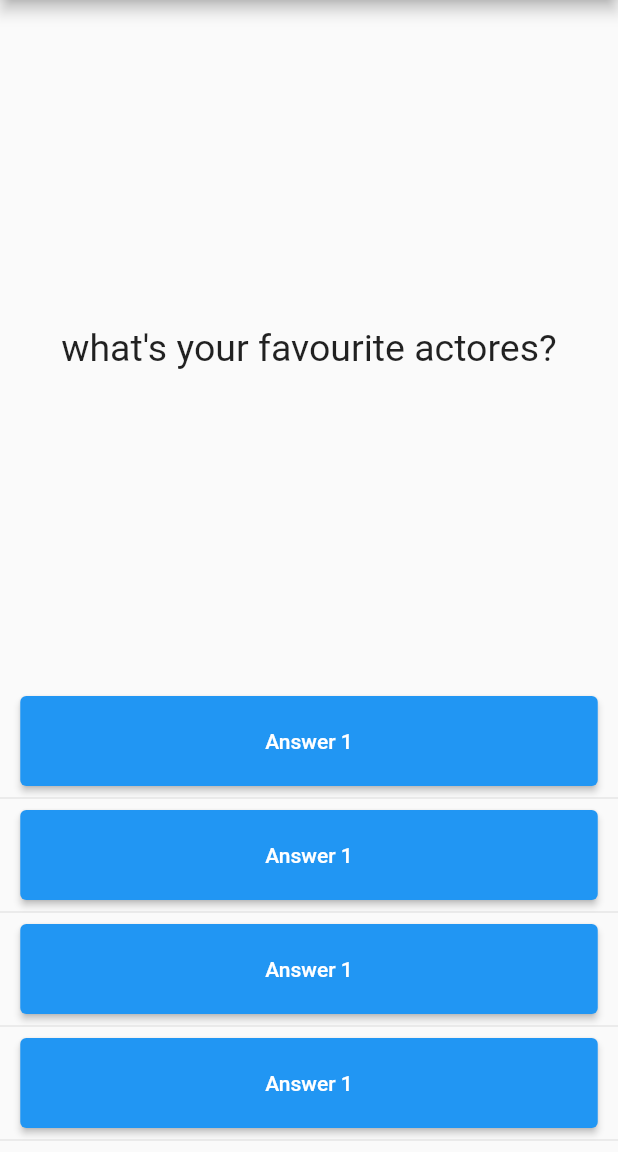
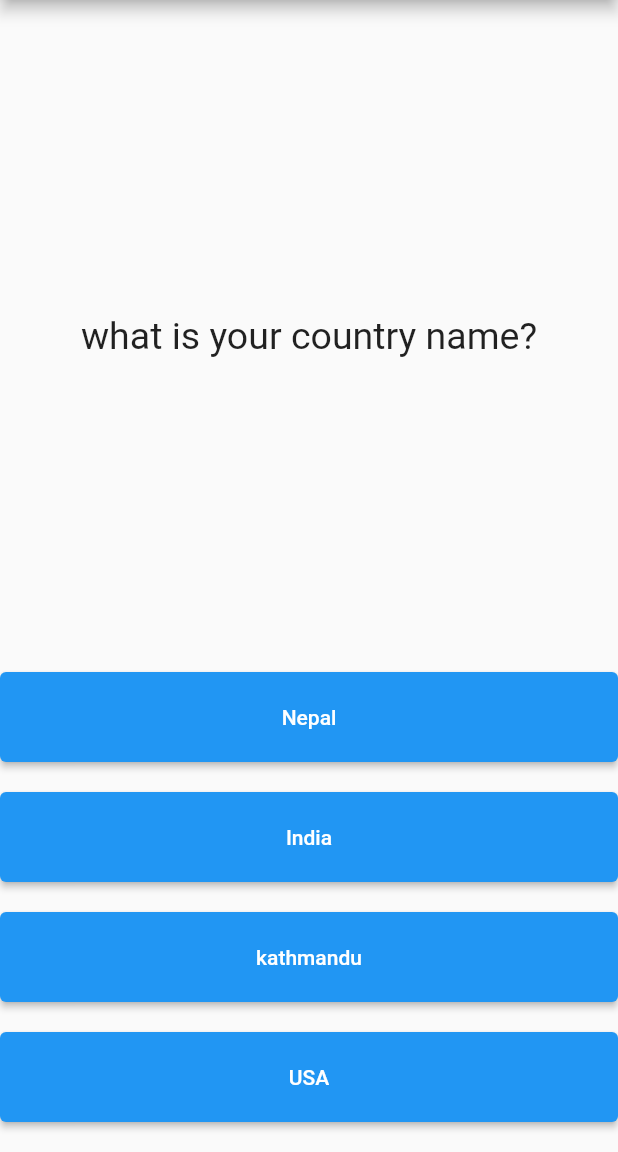
Before and after one commit to subash9860/quiz_app, a Flutter app: the screen it shows after launch, on a phone screen of 412 x 824 dp, the part 84-1236 px from its top. Run offline on Flutter 3.47's test engine with Material 2 defaults, Android fonts, the phone set to English and light mode, and no system bars.

Commit message:
adding ans&qn

```diff
--- /dev/null
+++ b/lib/Questions.dart
@@ -0,0 +1,13 @@
+import 'package:flutter/material.dart';
+
+class Question extends StatelessWidget {
+  // const ({ Key? key }) : super(key: key);
+  String questionText;
+
+  Question(this.questionText);
+
+  @override
+  Widget build(BuildContext context) {
+    return Text(questionText, style: TextStyle(fontSize: 25),);
+  }
+}
--- /dev/null
+++ b/lib/answer.dart
@@ -0,0 +1,21 @@
+import 'package:flutter/material.dart';
+
+class Answer extends StatelessWidget {
+  // const Answer({ Key? key }) : super(key: key);
+  var answerText;
+  var answerQ;
+  Answer(this.answerQ, this.answerText);
+
+  @override
+  Widget build(BuildContext context) {
+    return Container(
+      width: double.infinity,
+      height: 60,
+      margin: EdgeInsets.only(bottom: 20),
+      child: ElevatedButton(
+        child: Text(answerText),
+        onPressed: answerQ,
+      ),
+    );
+  }
+}
--- a/lib/main.dart
+++ b/lib/main.dart
@@ -1,17 +1,45 @@
 import 'package:flutter/material.dart';
+
+import 'package:quiz_app/Questions.dart';
+import 'package:quiz_app/answer.dart';
 
 void main() => runApp(MyApp());
 
-class MyApp extends StatelessWidget {
+class MyApp extends StatefulWidget {
+  @override
+  _MyAppState createState() => _MyAppState();
+}
+
+class _MyAppState extends State<MyApp> {
+  var _questionIndex = 0;
+
+  void _ans() {
+    setState(() {
+      _questionIndex++;
+    });
+    print(_questionIndex);
+  }
+
   @override
   Widget build(BuildContext context) {
-    void ans() {
-      print("Ans choosen!");
-    }
-    var questions = [
-      "what's your favourite actores?",
-      " Are a computer student?"
+    //  List< Map< String,List >>
+    var questions =
+        // var questions =
+        [
+      {
+        'qn': 'what is your country name?',
+        'ans': ['Nepal', 'India', 'kathmandu', 'USA']
+      },
+      {
+        'qn': 'which language does Flutter use?',
+        'ans': ['Python', 'C++', 'Dart', 'Java']
+      },
+      {
+        'qn': 'Flutter use for',
+        'ans': ['App', 'Web', 'Desktop', 'All of the above']
+      },
     ];
+
     return MaterialApp(
       home: Scaffold(
           appBar: AppBar(
@@ -21,32 +49,12 @@ class MyApp extends StatelessWidget {
             children: [
               Expanded(
                   child: Center(
-                      child:
-                          Text(questions[0], style: TextStyle(fontSize: 25)))),
-              Container(
-                  width: 385,
-                  height: 60,
-                      child: ElevatedButton(
-                          child: Text("Answer 1"), onPressed: ans)),
-              Divider(),
-              Container(
-                  width: 385,
-                  height: 60,
-                      child: ElevatedButton(
-                          child: Text("Answer 1"), onPressed: () {})),//),
-              Divider(),
-              Container(
-                  width: 385,
-                  height: 60,
-                      child: ElevatedButton(
-                          child: Text("Answer 1"), onPressed: () {})),
-              Divider(),
-              Container(
-                  width: 385,
-                  height: 60,
-                      child: ElevatedButton(
-                          child: Text("Answer 1"), onPressed: () {})),
-              Divider(),
+                      child: Question(
+                questions[_questionIndex]['qn'].toString(),
+              ))),
+              ...(questions[_questionIndex]['ans'] as List<String>)
+                  .map((e) => Answer(_ans, e))
+                  .toList(),
             ],
           )),
     );
```
